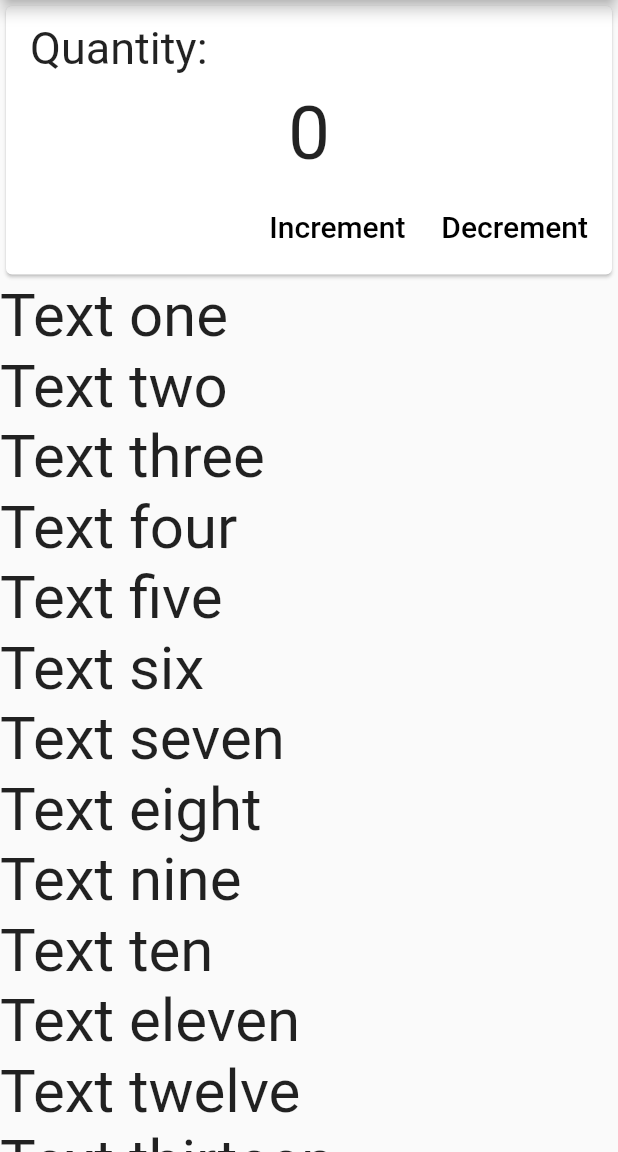
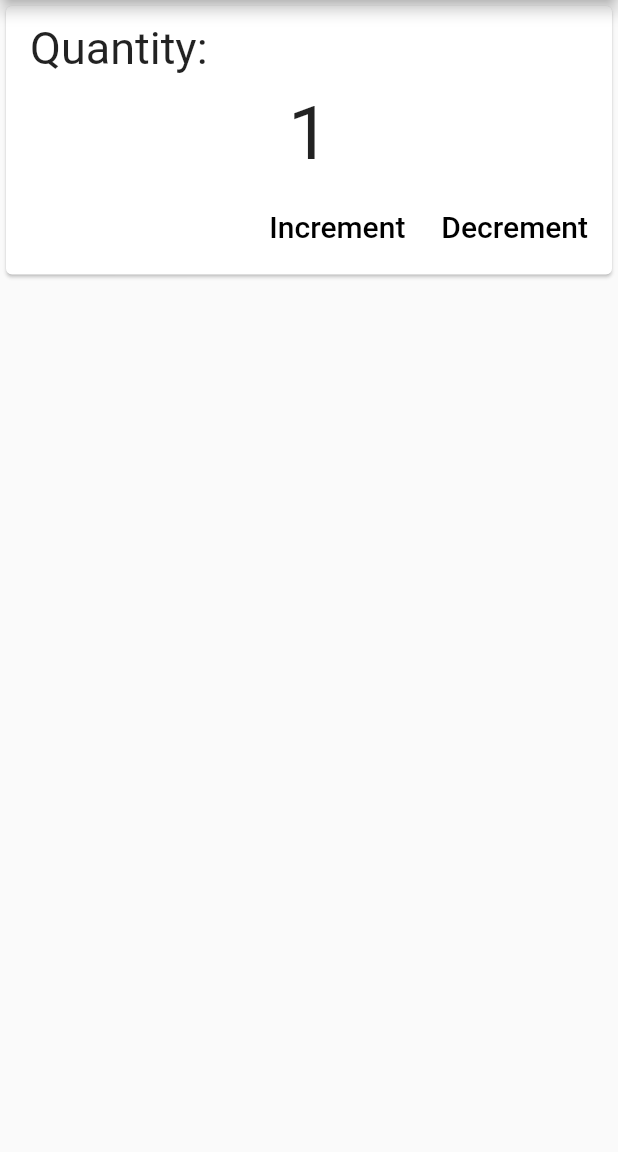
Before and after one commit to alm9/Counter, a Flutter app: the screen it shows after launch, after a tap on "Increment", on a phone screen of 412 x 824 dp, the part 84-1236 px from its top. Run offline on Flutter 3.47's test engine with Material 2 defaults, Android fonts, the phone set to English and light mode, and no system bars.

Commit message:
Using setState and it is updating the value of quantity in the screen! :D

```diff
--- a/lib/counter.dart
+++ b/lib/counter.dart
@@ -9,13 +9,17 @@ class _CounterState extends State<Counter> {
   var quantity = 0;
 
   increment(){
+    setState(() {
     quantity++;
-    debugPrint(quantity.toString());
+    });
+//    debugPrint(quantity.toString());
   }
 
   decrement(){
+    setState(() {
     quantity--;
-    debugPrint(quantity.toString());
+    });
+//    debugPrint(quantity.toString());
   }
 
   @override
@@ -50,25 +54,25 @@ class _CounterState extends State<Counter> {
               ],
             ),
           ),
-          Text("Text one", style: TextStyle(fontSize: 40)),
-          Text("Text two", style: TextStyle(fontSize: 40)),
-          Text("Text three", style: TextStyle(fontSize: 40)),
-          Text("Text four", style: TextStyle(fontSize: 40)),
-          Text("Text five", style: TextStyle(fontSize: 40)),
-          Text("Text six", style: TextStyle(fontSize: 40)),
-          Text("Text seven", style: TextStyle(fontSize: 40)),
-          Text("Text eight", style: TextStyle(fontSize: 40)),
-          Text("Text nine", style: TextStyle(fontSize: 40)),
-          Text("Text ten", style: TextStyle(fontSize: 40)),
-          Text("Text eleven", style: TextStyle(fontSize: 40)),
-          Text("Text twelve", style: TextStyle(fontSize: 40)),
-          Text("Text thirteen", style: TextStyle(fontSize: 40)),
-          Text("Text fourteen", style: TextStyle(fontSize: 40)),
-          Text("Text fifteen", style: TextStyle(fontSize: 40)),
-          Text("Text sixteen", style: TextStyle(fontSize: 40)),
-          Text("Text seventeen", style: TextStyle(fontSize: 40)),
-          Text("Text eighteen", style: TextStyle(fontSize: 40)),
-          Text("Text nineteen", style: TextStyle(fontSize: 40),)
+//          Text("Text one", style: TextStyle(fontSize: 40)),
+//          Text("Text two", style: TextStyle(fontSize: 40)),
+//          Text("Text three", style: TextStyle(fontSize: 40)),
+//          Text("Text four", style: TextStyle(fontSize: 40)),
+//          Text("Text five", style: TextStyle(fontSize: 40)),
+//          Text("Text six", style: TextStyle(fontSize: 40)),
+//          Text("Text seven", style: TextStyle(fontSize: 40)),
+//          Text("Text eight", style: TextStyle(fontSize: 40)),
+//          Text("Text nine", style: TextStyle(fontSize: 40)),
+//          Text("Text ten", style: TextStyle(fontSize: 40)),
+//          Text("Text eleven", style: TextStyle(fontSize: 40)),
+//          Text("Text twelve", style: TextStyle(fontSize: 40)),
+//          Text("Text thirteen", style: TextStyle(fontSize: 40)),
+//          Text("Text fourteen", style: TextStyle(fontSize: 40)),
+//          Text("Text fifteen", style: TextStyle(fontSize: 40)),
+//          Text("Text sixteen", style: TextStyle(fontSize: 40)),
+//          Text("Text seventeen", style: TextStyle(fontSize: 40)),
+//          Text("Text eighteen", style: TextStyle(fontSize: 40)),
+//          Text("Text nineteen", style: TextStyle(fontSize: 40),)
         ],
       ),
     );
```
